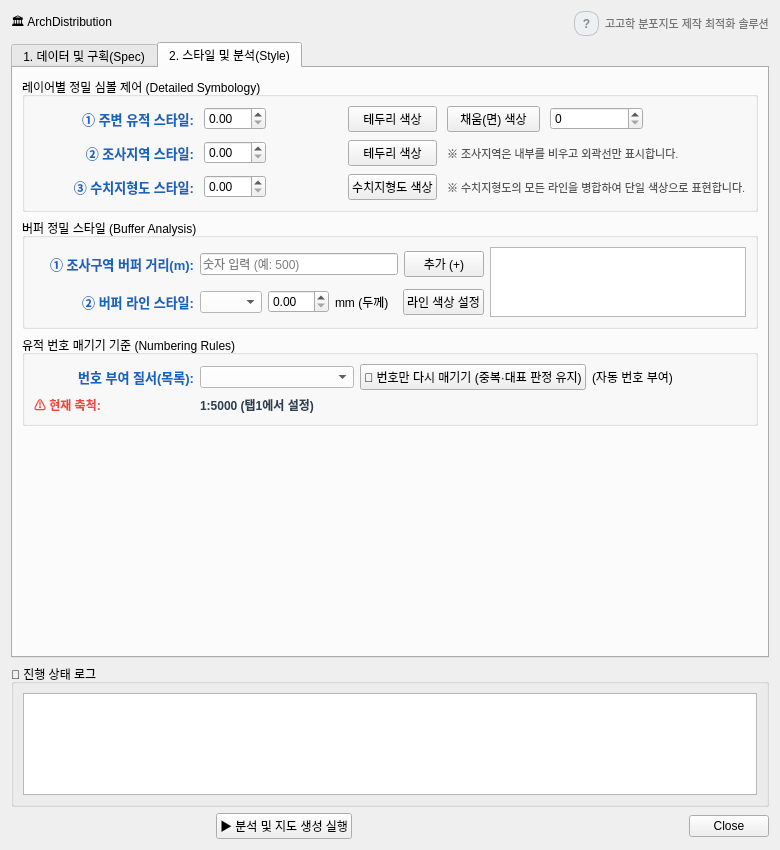
lzpxilfe/ArchDistribution, file arch_distribution_dialog_base.ui: the form before one commit.
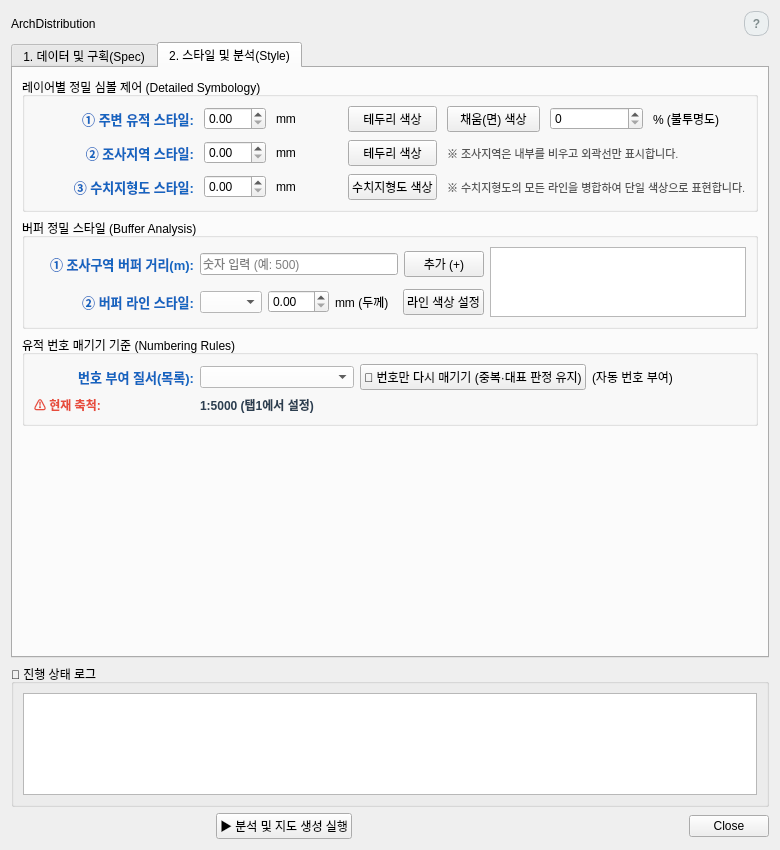
The form after the commit. The open tabs and pages were chosen to show the change.

Commit message: Prepare ArchDistribution 1.0.6 for release

What changed in the file:
```diff
--- a/arch_distribution_dialog_base.ui
+++ b/arch_distribution_dialog_base.ui
@@ -55,7 +55,7 @@
      <item>
       <widget class="QLabel" name="lTitle">
        <property name="text">
-        <string>🏛 ArchDistribution</string>
+        <string>ArchDistribution</string>
        </property>
       </widget>
      </item>
@@ -100,16 +100,6 @@
        </property>
       </widget>
      </item>
-     <item>
-      <widget class="QLabel" name="lSub">
-       <property name="text">
-        <string>고고학 분포지도 제작 최적화 솔루션</string>
-       </property>
-       <property name="styleSheet">
-        <string notr="true">color: #757575; font-size: 11px;</string>
-       </property>
-      </widget>
-     </item>
     </layout>
    </item>
    <item>
@@ -476,7 +466,9 @@
           </item>
           <item row="0" column="2">
            <widget class="QLabel" name="ls1u">
-            <string>mm (두께)</string>
+            <property name="text">
+             <string>mm</string>
+            </property>
            </widget>
           </item>
           <item row="0" column="3">
@@ -502,7 +494,9 @@
           </item>
           <item row="0" column="6">
            <widget class="QLabel" name="ls1op">
-            <string>% (불투명도)</string>
+            <property name="text">
+             <string>% (불투명도)</string>
+            </property>
            </widget>
           </item>
           <item row="1" column="0">
@@ -529,7 +523,9 @@
           </item>
           <item row="1" column="2">
            <widget class="QLabel" name="ls2u">
-            <string>mm (두께)</string>
+            <property name="text">
+             <string>mm</string>
+            </property>
            </widget>
           </item>
           <item row="1" column="3">
@@ -573,7 +569,9 @@
           </item>
           <item row="2" column="2">
            <widget class="QLabel" name="ls3u">
-            <string>mm (두께)</string>
+            <property name="text">
+             <string>mm</string>
+            </property>
            </widget>
           </item>
           <item row="2" column="3">
```
Left out of the diff: 54 changed lines with no effect on the pictures. The commit also changes 40 other files.
